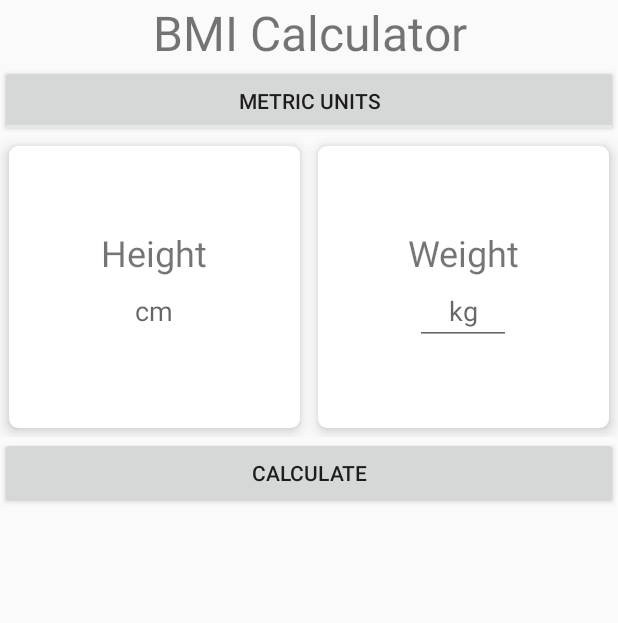
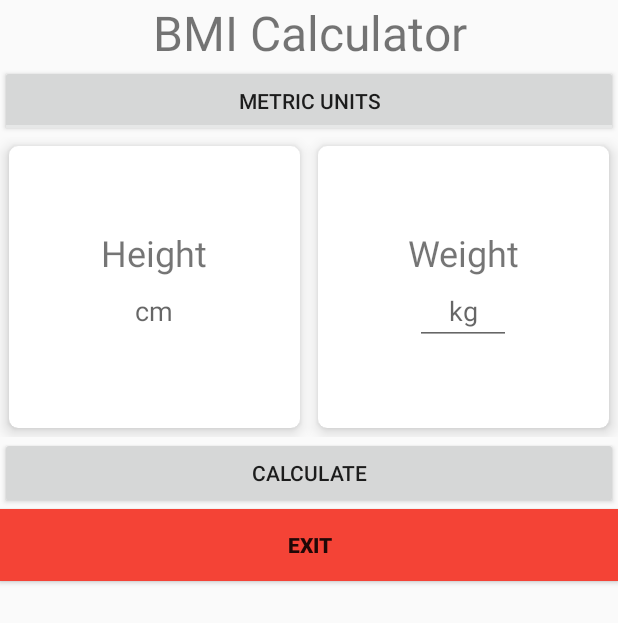
Before and after one commit to chidiebereibeh/FITNESS-HELPER, an Android app: the BMICalculatorActivity screen opened directly, with no data from a screen before it, on a phone screen of 412 x 824 dp. Shown: the top 623 px of the screen. Run offline under Robolectric (Android 15) with nearby library versions, the phone set to English and light mode, and no system bars.

Commit message:
Small changes, buttons

```diff
--- a/app/src/main/java/net/ingramintegrations/FitnessHelper/BMICalculatorActivity.java
+++ b/app/src/main/java/net/ingramintegrations/FitnessHelper/BMICalculatorActivity.java
@@ -1,5 +1,6 @@
 package net.ingramintegrations.FitnessHelper;
 
+import android.content.Intent;
 import android.graphics.Color;
 import android.os.Bundle;
 import android.view.View;
@@ -46,6 +47,15 @@ public class BMICalculatorActivity extends AppCompatActivity {
         bmiTextView = findViewById(R.id.activity_main_bmi);
         categoryTextView = findViewById(R.id.activity_main_category);
         bmiResultCardView = findViewById(R.id.activity_main_resultcard);
+
+        Button exitPage = findViewById(R.id.ExitPage);
+
+        exitPage.setOnClickListener(new View.OnClickListener() {
+            @Override
+            public void onClick(View v) {
+                openExitActivity();
+            }
+        });
 
         inMetricUnits = true;
         updateInputsVisibility();
@@ -128,6 +138,10 @@ public class BMICalculatorActivity extends AppCompatActivity {
                 break;
         }
     }
+    public void openExitActivity() {
+        Intent intent = new Intent(BMICalculatorActivity.this, MainActivity.class);
+        startActivity(intent);
+    }
 
 
 }
--- a/app/src/main/java/net/ingramintegrations/FitnessHelper/ElbowActivity.java
+++ b/app/src/main/java/net/ingramintegrations/FitnessHelper/ElbowActivity.java
@@ -36,7 +36,7 @@ public class ElbowActivity extends AppCompatActivity {
         setContentView(R.layout.activity_elbow);
 
 
-
+        //Updated value in database
         FirebaseFirestore db = FirebaseFirestore.getInstance();
 
         DocumentReference elbowRef = db.collection("Elbow").document("Elbow");
--- a/app/src/main/java/net/ingramintegrations/FitnessHelper/MainActivity.java
+++ b/app/src/main/java/net/ingramintegrations/FitnessHelper/MainActivity.java
@@ -143,17 +143,17 @@ public class MainActivity extends AppCompatActivity {
         mMediaPlayer.release();
         mMediaPlayer = null;
     }
-
+//Rotates the figure
     public void openActivity2() {
         Intent intent = new Intent(this, MainActivity2.class);
         startActivity(intent);
     }
-
+//Switch to Statitstics
     public void openActivate() {
         Intent intent = new Intent(MainActivity.this, Statistics.class);
         startActivity(intent);
     }
-
+//Switch to BMI Calcuator
     public void openBMIActivity() {
         Intent intent = new Intent(this, BMICalculatorActivity.class);
         startActivity(intent);
--- a/app/src/main/res/layout/activity_bmi.xml
+++ b/app/src/main/res/layout/activity_bmi.xml
@@ -184,4 +184,12 @@
 
     </androidx.cardview.widget.CardView>
 
+    <Button
+        android:id="@+id/ExitPage"
+        android:layout_width="match_parent"
+        android:layout_height="wrap_content"
+        android:background="#F44336"
+        android:fontFamily="sans-serif-black"
+        android:text="Exit" />
+
 </LinearLayout>
--- a/app/src/main/res/layout/activity_main.xml
+++ b/app/src/main/res/layout/activity_main.xml
@@ -12,7 +12,7 @@
    <ImageView
        android:id="@+id/imageView"
        android:layout_width="wrap_content"
-       android:layout_height="wrap_content"
+       android:layout_height="match_parent"
        android:src="@drawable/front_snapshot"
        android:visibility="invisible"
        app:layout_constraintBottom_toBottomOf="parent"
```
Also changed, not shown: app/src/main/java/net/ingramintegrations/FitnessHelper/FootActivity.java (+5 -3 lines), app/src/main/java/net/ingramintegrations/FitnessHelper/KneeActivity.java (+5 -3 lines), app/src/main/java/net/ingramintegrations/FitnessHelper/MainActivity2.java (+27 -1 lines), app/src/main/java/net/ingramintegrations/FitnessHelper/NeckActivity.java (+6 -3 lines), app/src/main/java/net/ingramintegrations/FitnessHelper/ShoulderActivity.java (+4 -3 lines), app/src/main/java/net/ingramintegrations/FitnessHelper/ThighActivity.java (+4 -3 lines), app/src/main/java/net/ingramintegrations/FitnessHelper/WristActivity.java (+4 -3 lines).
